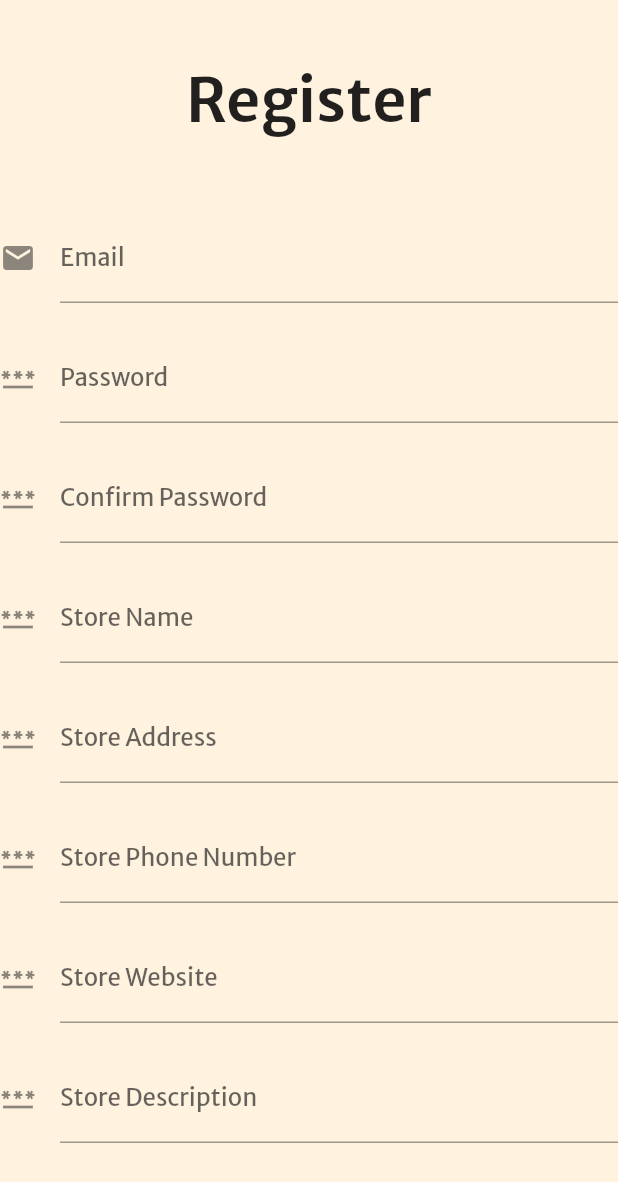
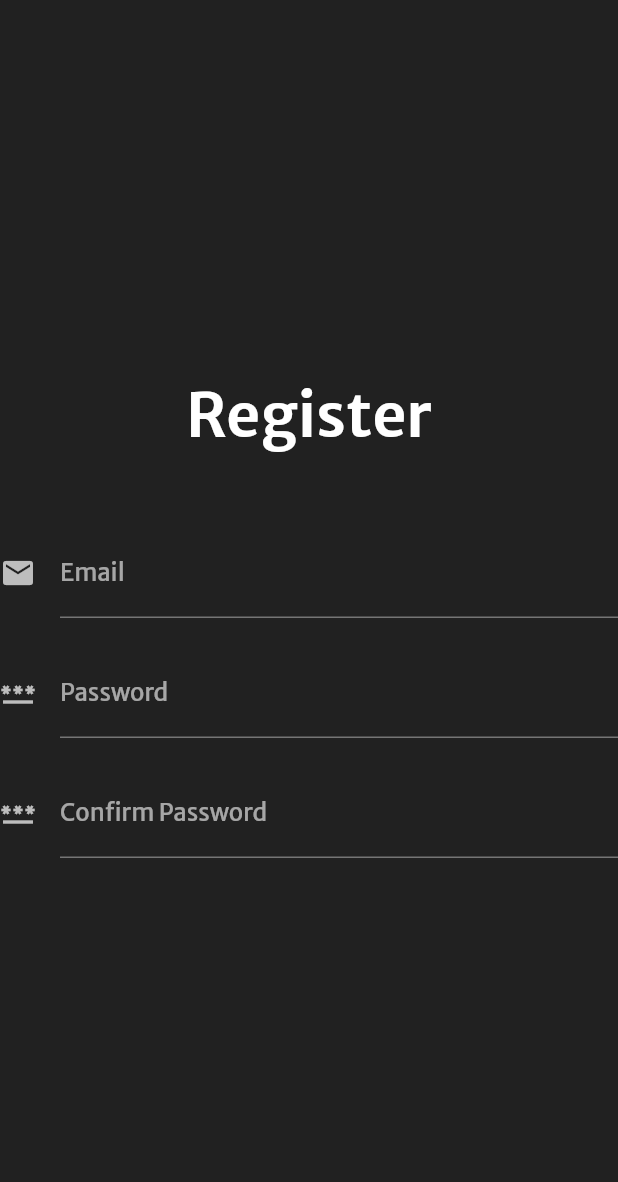
Before and after one commit to CodyPin/FYP-QPon, a Flutter app: the screen it shows after launch, after a tap on "Register", on a phone screen of 412 x 824 dp. Shown: the top 1182 px of the screen. Run offline on Flutter 3.47's test engine with Material 2 defaults, Android fonts, the phone set to English and light mode, and no system bars; our stand-ins replace flutter_dotenv, image_picker, pocketbase, qr_flutter; missing offline and left inert: mobile_scanner; network calls fail; project files that could hold a hidden picture were left out.

Commit message:
Basic light dark theme function implemented

```diff
--- a/lib/main.dart
+++ b/lib/main.dart
@@ -1,14 +1,16 @@
 import 'package:flutter/material.dart';
+import 'package:flutter_dotenv/flutter_dotenv.dart';
+import 'package:pocketbase/pocketbase.dart';
+import 'package:provider/provider.dart';
+import 'package:qpon/utils/theme_provider.dart';
+
 import 'customer_screens/coupon_list_screen.dart';
 import 'customer_screens/home_screen.dart';
 import 'customer_screens/wallet_screen.dart';
+import 'login_screen.dart';
+import 'setting_screen.dart';
 import 'store_screens/scan_screen.dart';
 import 'store_screens/store_coupon_list_screen.dart';
-import 'setting_screen.dart';
-import 'login_screen.dart';
-
-import 'package:pocketbase/pocketbase.dart';
-import 'package:flutter_dotenv/flutter_dotenv.dart';
 
 Future main() async {
   await dotenv.load(fileName: ".env");
@@ -72,13 +74,16 @@
   }
 
   @override
-  Widget build(BuildContext context) {
+  Widget build(BuildContext context) => ChangeNotifierProvider(
+        create: (context) => ThemeProvider(),
+        builder: (context, _) {
+          final themeProvider = Provider.of<ThemeProvider>(context);
+
           return MaterialApp(
             navigatorKey: navigationKey,
-      theme: ThemeData(
-        fontFamily: 'Merriweather',
-        scaffoldBackgroundColor: Colors.orange[50],
-      ),
+            themeMode: themeProvider.themeMode,
+            theme: MyThemes.lightTheme,
+            darkTheme: MyThemes.darkTheme,
             home: Scaffold(
               appBar: AppBar(
                 backgroundColor: Colors.orange,
@@ -187,5 +192,6 @@
               ),
             ),
           );
+        },
+      );
 }
-}
--- a/lib/register_screen.dart
+++ b/lib/register_screen.dart
@@ -51,64 +51,6 @@
               labelText: 'Confirm Password',
             ),
           ),
-          SizedBox(
-            height: 20,
-          ),
-          TextField(
-            cursorColor: Colors.white,
-            textInputAction: TextInputAction.next,
-            decoration: InputDecoration(
-              icon: Icon(Icons.password),
-              labelText: 'Store Name',
-            ),
-          ),
-          SizedBox(
-            height: 20,
-          ),
-          TextField(
-            cursorColor: Colors.white,
-            textInputAction: TextInputAction.next,
-            decoration: InputDecoration(
-              icon: Icon(Icons.password),
-              labelText: 'Store Address',
-            ),
-          ),
-          SizedBox(
-            height: 20,
-          ),
-          TextField(
-            cursorColor: Colors.white,
-            textInputAction: TextInputAction.next,
-            decoration: InputDecoration(
-              icon: Icon(Icons.password),
-              labelText: 'Store Phone Number',
-            ),
-          ),
-          SizedBox(
-            height: 20,
-          ),
-          TextField(
-            cursorColor: Colors.white,
-            textInputAction: TextInputAction.next,
-            decoration: InputDecoration(
-              icon: Icon(Icons.password),
-              labelText: 'Store Website',
-            ),
-          ),
-          SizedBox(
-            height: 20,
-          ),
-          TextField(
-            cursorColor: Colors.white,
-            textInputAction: TextInputAction.next,
-            decoration: InputDecoration(
-              icon: Icon(Icons.password),
-              labelText: 'Store Description',
-            ),
-          ),
-          SizedBox(
-            height: 20,
-          ),
         ],
       ),
     );
--- a/lib/setting_screen.dart
+++ b/lib/setting_screen.dart
@@ -1,4 +1,6 @@
 import 'package:flutter/material.dart';
+import 'package:provider/provider.dart';
+import 'package:qpon/utils/theme_provider.dart';
 import 'main.dart';
 
 class SettingScreen extends StatefulWidget {
@@ -11,6 +13,8 @@
 class _SettingScreenState extends State<SettingScreen> {
   @override
   Widget build(BuildContext context) {
+    final themeProvider = Provider.of<ThemeProvider>(context);
+
     return Padding(
       padding: const EdgeInsets.all(16.0),
       child: Column(
@@ -29,6 +33,20 @@
               icon: const Icon(Icons.arrow_back),
               label: const Text('Sign Out'),
             ),
+          Row(
+            mainAxisAlignment: MainAxisAlignment.spaceAround,
+            children: [
+              const Text('Dark Mode'),
+              Switch.adaptive(
+                value: themeProvider.isDarkMode,
+                onChanged: (value) {
+                  final provider = Provider.of<ThemeProvider>(context,
+                      listen: false);
+                  provider.toggleTheme(value);
+                },
+              ),
+            ],
+          ),
         ],
       ),
     );
--- /dev/null
+++ b/lib/utils/theme_provider.dart
@@ -0,0 +1,26 @@
+import 'package:flutter/material.dart';
+
+class ThemeProvider extends ChangeNotifier {
+  ThemeMode themeMode = ThemeMode.dark;
+
+  bool get isDarkMode => themeMode == ThemeMode.dark;
+
+  void toggleTheme(bool isDarkMode) {
+    themeMode = isDarkMode ? ThemeMode.dark : ThemeMode.light;
+    notifyListeners();
+  }
+}
+
+class MyThemes {
+  static final darkTheme = ThemeData(
+    fontFamily: 'Merriweather',
+    scaffoldBackgroundColor: Colors.grey.shade900,
+    colorScheme: const ColorScheme.dark(),
+  );
+
+  static final lightTheme = ThemeData(
+    fontFamily: 'Merriweather',
+    scaffoldBackgroundColor: Colors.white,
+    colorScheme: const ColorScheme.light(),
+  );
+}
--- a/pubspec.yaml
+++ b/pubspec.yaml
@@ -43,6 +43,7 @@
   mobile_scanner: ^2.0.0
   qr_flutter: ^4.0.0
   path_provider: ^2.0.11
+  provider: ^6.0.5
 
 dev_dependencies:
   flutter_test:
```
Also changed, not shown: pubspec.lock, 2 other files. Lines whose indentation alone changed are shown as unchanged.
